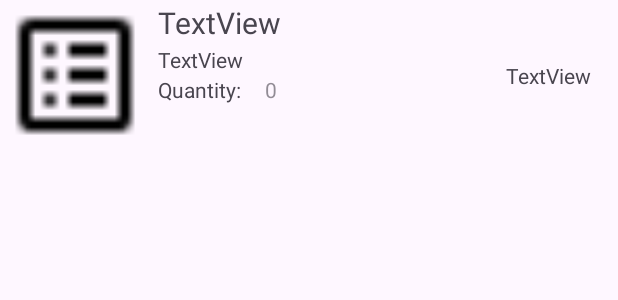
After one commit to danbergeron3/Le-Shop, an Android app: the layout cart_item_listing.xml on its own in the app's theme, with its tools: preview values and no code run, on a phone screen of 412 x 824 dp. The commit adds this screen. Shown: the top 300 px of the screen. Run offline under Robolectric (Android 15) with nearby library versions, the phone set to English and light mode, and no system bars; network calls fail.

Commit message:
Finished (?) cart fragment. The cart item listing could use an add and remove button for items but thats ok

```diff
--- a/app/src/main/java/com/mobileapp/le_shop/DatabaseAdapter.java
+++ b/app/src/main/java/com/mobileapp/le_shop/DatabaseAdapter.java
@@ -447,7 +447,7 @@ public class DatabaseAdapter {
             try {
                 quantity = getCartItemQuantity(item.getId(), item.getSize());
                 String key = String.format("item_id=%d AND size='%s'", item.getId(), item.getSize());
-                values.put("quantity", quantity);
+                values.put("quantity", quantity + 1);
                 db.update("Cart_Items", values, key, null );
                 close();
                 openDatabase();
--- /dev/null
+++ b/app/src/main/res/layout/cart_item_listing.xml
@@ -0,0 +1,106 @@
+<?xml version="1.0" encoding="utf-8"?>
+<androidx.constraintlayout.widget.ConstraintLayout xmlns:android="http://schemas.android.com/apk/res/android"
+    xmlns:app="http://schemas.android.com/apk/res-auto"
+    xmlns:tools="http://schemas.android.com/tools"
+    android:layout_width="match_parent"
+    android:layout_height="wrap_content">
+
+    <ImageView
+        android:id="@+id/cartItemImage"
+        android:layout_width="100dp"
+        android:layout_height="100dp"
+        android:layout_alignParentStart="true"
+        android:layout_alignParentTop="true"
+        android:src="@drawable/icon_catalog"
+        app:layout_constraintStart_toStartOf="parent"
+        app:layout_constraintTop_toTopOf="parent" />
+
+    <TextView
+        android:id="@+id/cartNameText"
+        android:layout_width="0dp"
+        android:layout_height="wrap_content"
+        android:layout_marginHorizontal="5dp"
+        android:text="TextView"
+        android:textSize="20sp"
+        app:layout_constraintBottom_toTopOf="@+id/guideline4"
+        app:layout_constraintEnd_toStartOf="@+id/guideline3"
+        app:layout_constraintStart_toStartOf="@+id/guideline2"
+        app:layout_constraintTop_toTopOf="parent" />
+
+    <androidx.constraintlayout.widget.Guideline
+        android:id="@+id/guideline2"
+        android:layout_width="wrap_content"
+        android:layout_height="wrap_content"
+        android:orientation="vertical"
+        app:layout_constraintGuide_begin="100dp" />
+
+    <androidx.constraintlayout.widget.Guideline
+        android:id="@+id/guideline3"
+        android:layout_width="wrap_content"
+        android:layout_height="wrap_content"
+        android:orientation="vertical"
+        app:layout_constraintGuide_begin="319dp" />
+
+    <TextView
+        android:id="@+id/cartPriceText"
+        android:layout_width="wrap_content"
+        android:layout_height="wrap_content"
+        android:layout_marginHorizontal="5dp"
+        android:text="TextView"
+        android:textSize="14sp"
+        app:layout_constraintBottom_toBottomOf="parent"
+        app:layout_constraintEnd_toEndOf="parent"
+        app:layout_constraintStart_toStartOf="@+id/guideline3"
+        app:layout_constraintTop_toTopOf="parent" />
+
+    <TextView
+        android:id="@+id/cartSizeText"
+        android:layout_width="wrap_content"
+        android:layout_marginHorizontal="5dp"
+        android:layout_height="wrap_content"
+        android:text="TextView"
+        android:textSize="14sp"
+        app:layout_constraintEnd_toStartOf="@+id/guideline3"
+        app:layout_constraintHorizontal_bias="0.0"
+        app:layout_constraintStart_toEndOf="@+id/cartItemImage"
+        app:layout_constraintTop_toTopOf="@+id/guideline4" />
+
+    <TextView
+        android:id="@+id/cartQuantityPromptText"
+        android:layout_width="wrap_content"
+        android:layout_height="wrap_content"
+        android:layout_marginHorizontal="5dp"
+        android:text="@string/cart_item_quantity_prompt"
+        android:textSize="14sp"
+        app:layout_constraintEnd_toStartOf="@+id/guideline3"
+        app:layout_constraintHorizontal_bias="0.0"
+        app:layout_constraintStart_toStartOf="@+id/guideline2"
+        app:layout_constraintTop_toTopOf="@+id/guideline5" />
+
+    <androidx.constraintlayout.widget.Guideline
+        android:id="@+id/guideline4"
+        android:layout_width="wrap_content"
+        android:layout_height="wrap_content"
+        android:orientation="horizontal"
+        app:layout_constraintGuide_begin="30dp" />
+
+    <androidx.constraintlayout.widget.Guideline
+        android:id="@+id/guideline5"
+        android:layout_width="wrap_content"
+        android:layout_height="wrap_content"
+        android:orientation="horizontal"
+        app:layout_constraintGuide_begin="50dp" />
+
+    <TextView
+        android:id="@+id/cartQuantityText"
+        android:layout_width="wrap_content"
+        android:layout_height="wrap_content"
+        android:layout_marginStart="16dp"
+        android:text="0"
+        android:textSize="14sp"
+        android:alpha="0.6"
+        app:layout_constraintEnd_toStartOf="@+id/guideline3"
+        app:layout_constraintHorizontal_bias="0.0"
+        app:layout_constraintStart_toEndOf="@+id/cartQuantityPromptText"
+        app:layout_constraintTop_toTopOf="@+id/guideline5" />
+</androidx.constraintlayout.widget.ConstraintLayout>
--- a/app/src/main/res/layout/fragment_cart.xml
+++ b/app/src/main/res/layout/fragment_cart.xml
@@ -31,6 +31,7 @@
         android:id="@+id/scrollView4"
         android:layout_width="0dp"
         android:layout_height="0dp"
+        android:layout_marginHorizontal="10dp"
         app:layout_constraintBottom_toTopOf="@+id/bottomScrollLine"
         app:layout_constraintEnd_toEndOf="parent"
         app:layout_constraintStart_toStartOf="parent"
@@ -38,6 +39,7 @@
         app:layout_constraintVertical_bias="0.0">
 
         <LinearLayout
+            android:id="@+id/scrollViewLinearLayout"
             android:layout_width="match_parent"
             android:layout_height="wrap_content"
             android:orientation="vertical" />
```
Also changed, not shown: app/src/main/java/com/mobileapp/le_shop/CartFragment.java (+49 -0 lines), app/src/main/java/com/mobileapp/le_shop/CartItemListing.java (added, +83 -0 lines), app/src/main/java/com/mobileapp/le_shop/Populate.java (+8 -7 lines), app/src/main/res/values/strings.xml (+8 -0 lines).
